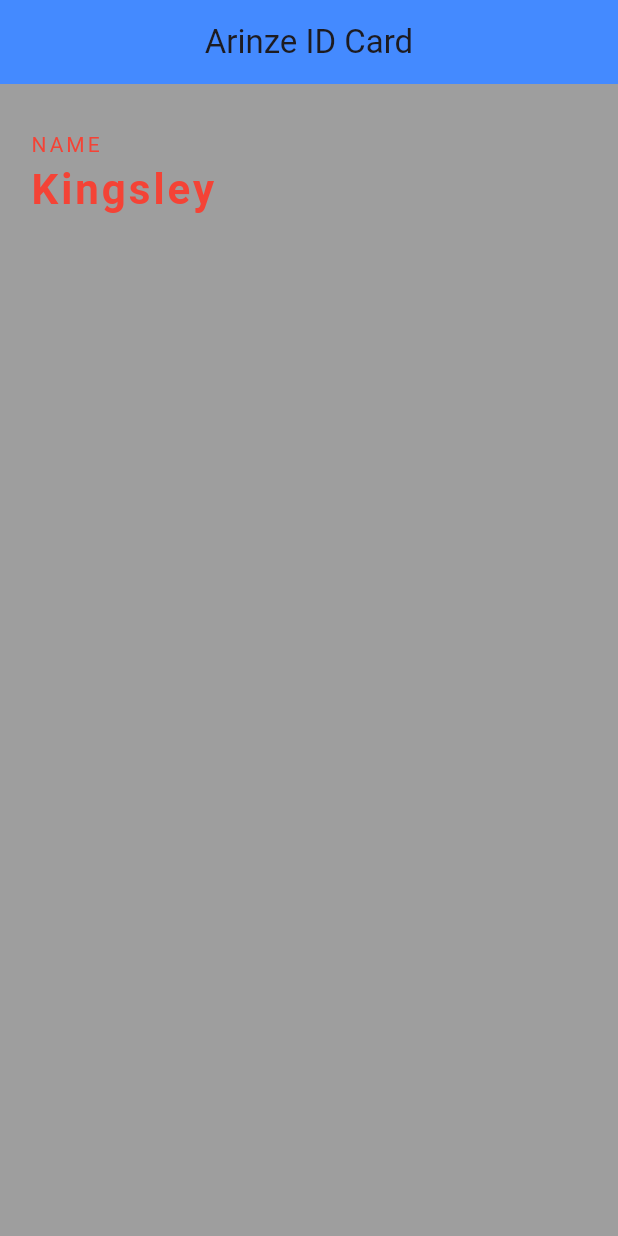
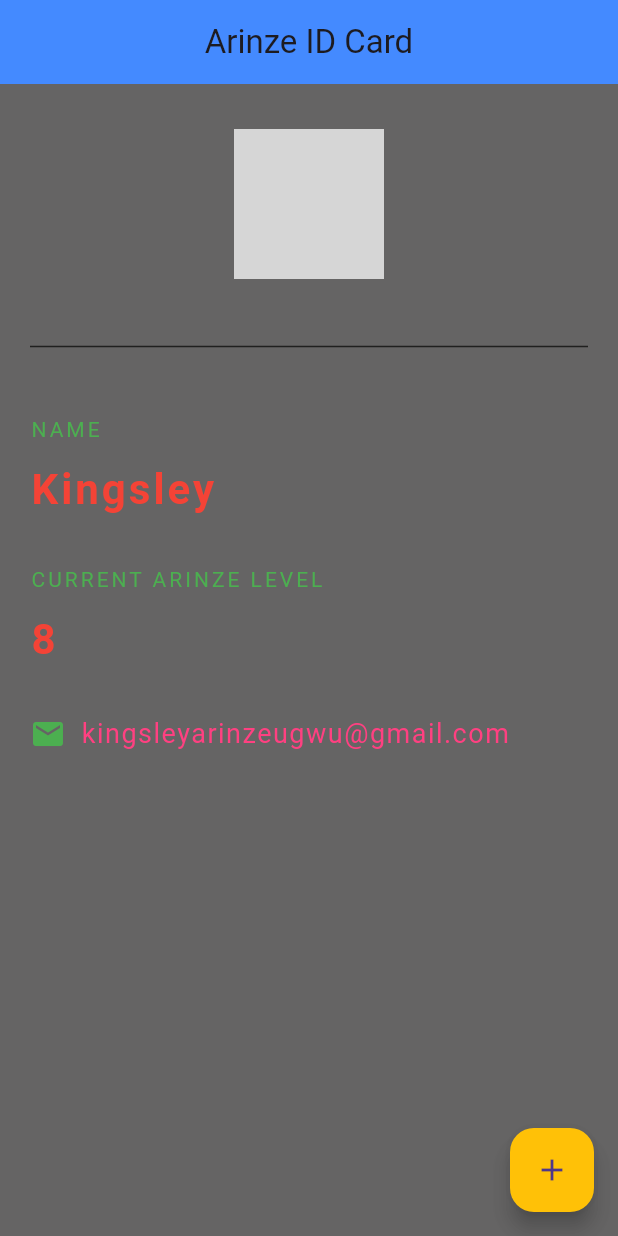
Before and after one commit to KizoDev/Arinze_ID_Card, a Flutter app: the screen it shows after launch, on a phone screen of 412 x 824 dp. Run offline on Flutter 3.47's test engine with Material 3 defaults, Android fonts, the light colour scheme and no system bars; grey boxes are pictures that could not be loaded.

Commit message:
final commit

```diff
--- a/lib/main.dart
+++ b/lib/main.dart
@@ -1,3 +1,5 @@
+// ignore_for_file: unnecessary_brace_in_string_interps
+
 import 'package:flutter/material.dart';
 
 void main() => runApp(
@@ -6,25 +8,54 @@ void main() => runApp(
       ),
     );
 
-class ArinzeCard extends StatelessWidget {
+class ArinzeCard extends StatefulWidget {
+  @override
+  State<ArinzeCard> createState() => _ArinzeCardState();
+}
+
+class _ArinzeCardState extends State<ArinzeCard> {
+  int arinzelevel = 0;
+
   @override
   Widget build(BuildContext context) {
     return Scaffold(
-      backgroundColor: Colors.grey,
+      backgroundColor: Color.fromARGB(197, 56, 55, 55),
       appBar: AppBar(
         title: Text('Arinze ID Card'),
         centerTitle: true,
         backgroundColor: Colors.blueAccent,
         elevation: 0.0,
       ),
-      body: Padding(
+      floatingActionButton: FloatingActionButton(
+        onPressed: () {
+          setState(() {
+            arinzelevel += 1;
+          });
+        },
+        child: Icon(Icons.add),
+        backgroundColor: Colors.amber,
+      ),
+      body: const Padding(
         padding: EdgeInsets.fromLTRB(20.0, 30.0, 20.0, 40.0),
         child: Column(
           crossAxisAlignment: CrossAxisAlignment.start,
           children: <Widget>[
+            Center(
+              child: CircleAvatar(
+                backgroundImage: AssetImage('assets/Arinze22.png'),
+                radius: 50.0,
+              ),
+            ),
+            Divider(
+              height: 90.0,
+              color: Color.fromARGB(255, 32, 32, 31),
+            ),
             Text(
               'NAME',
-              style: TextStyle(color: Colors.red, letterSpacing: 2.0),
+              style: TextStyle(color: Colors.green, letterSpacing: 2.0),
+            ),
+            SizedBox(
+              height: 10.0,
             ),
             Text(
               'Kingsley',
@@ -34,6 +65,46 @@ class ArinzeCard extends StatelessWidget {
                 fontSize: 28.0,
                 fontWeight: FontWeight.bold,
               ),
+            ),
+            SizedBox(
+              height: 30.0,
+            ),
+            Text(
+              'CURRENT ARINZE LEVEL',
+              style: TextStyle(color: Colors.green, letterSpacing: 2.0),
+            ),
+            SizedBox(
+              height: 10.0,
+            ),
+            Text(
+              '8',
+              style: TextStyle(
+                color: Colors.red,
+                letterSpacing: 2.0,
+                fontSize: 28.0,
+                fontWeight: FontWeight.bold,
+              ),
+            ),
+            SizedBox(
+              height: 30.0,
+            ),
+            Row(
+              children: <Widget>[
+                Icon(
+                  Icons.email,
+                  color: Colors.green,
+                ),
+                SizedBox(
+                  width: 10.0,
+                ),
+                Text(
+                  'kingsleyarinzeugwu@gmail.com',
+                  style: TextStyle(
+                      color: Colors.pinkAccent,
+                      fontSize: 18.0,
+                      letterSpacing: 1.0),
+                )
+              ],
             )
           ],
         ),
--- a/pubspec.yaml
+++ b/pubspec.yaml
@@ -59,8 +59,9 @@ flutter:
   uses-material-design: true
 
   # To add assets to your application, add an assets section, like this:
-  # assets:
-  #   - images/a_dot_burr.jpeg
+  assets:
+    - assets/Arinze22.png
+
   #   - images/a_dot_ham.jpeg
 
   # An image asset can refer to one or more resolution-specific "variants", see
```
Also changed, not shown: 1 other file.
